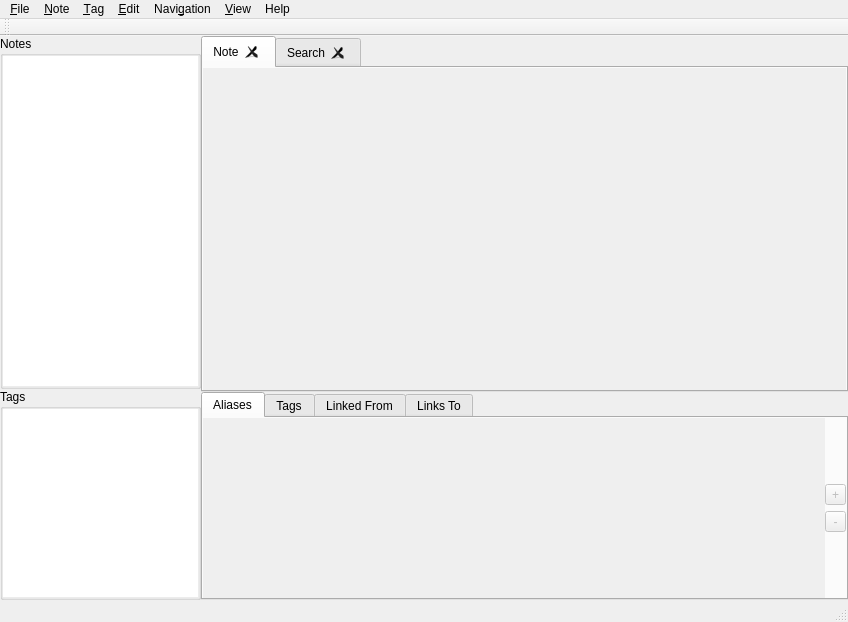
This is src/interface/ui/MainWindow.ui in YoukaiCat/QtSemanticNotes as Qt 5 draws it before an edit. The edited form follows.
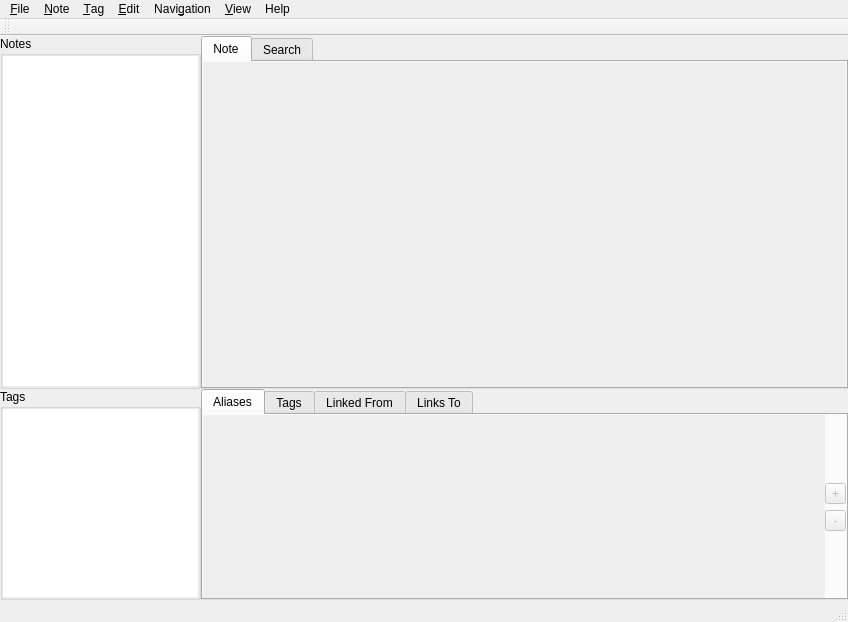
This is the edited form. Icons and pictures are not drawn.

What changed in the file:
```diff
--- a/src/interface/ui/MainWindow.ui
+++ b/src/interface/ui/MainWindow.ui
@@ -253,9 +253,6 @@
            <property name="currentIndex">
             <number>0</number>
            </property>
-           <property name="tabsClosable">
-            <bool>true</bool>
-           </property>
            <property name="tabBarAutoHide">
             <bool>true</bool>
            </property>
```
